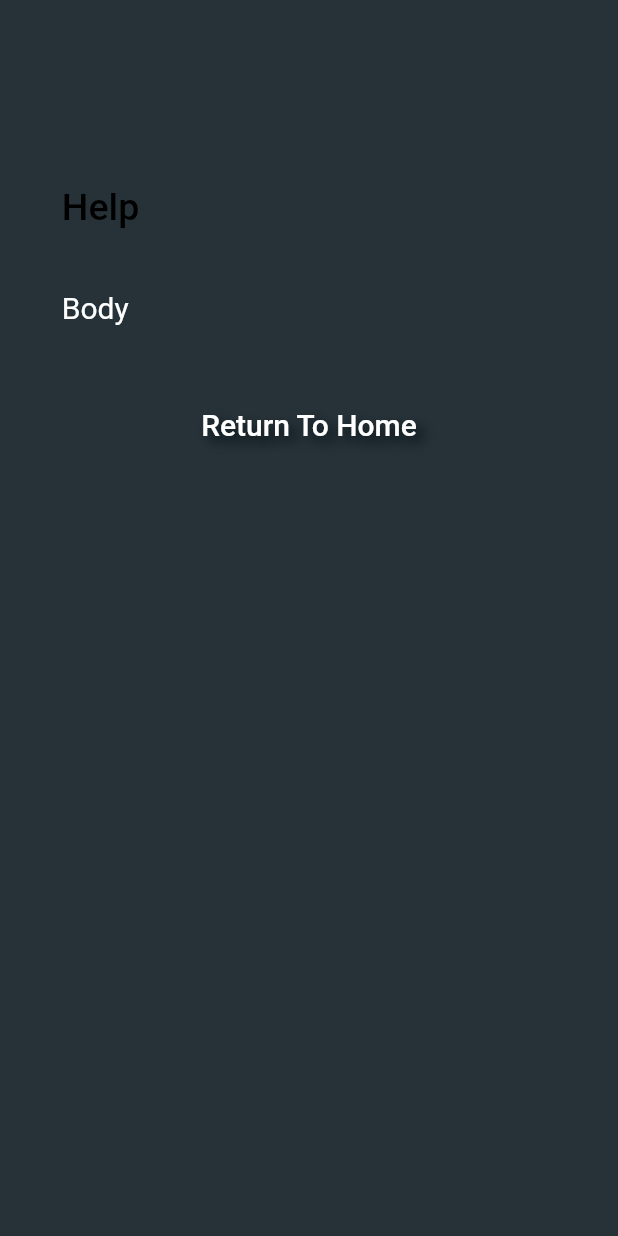
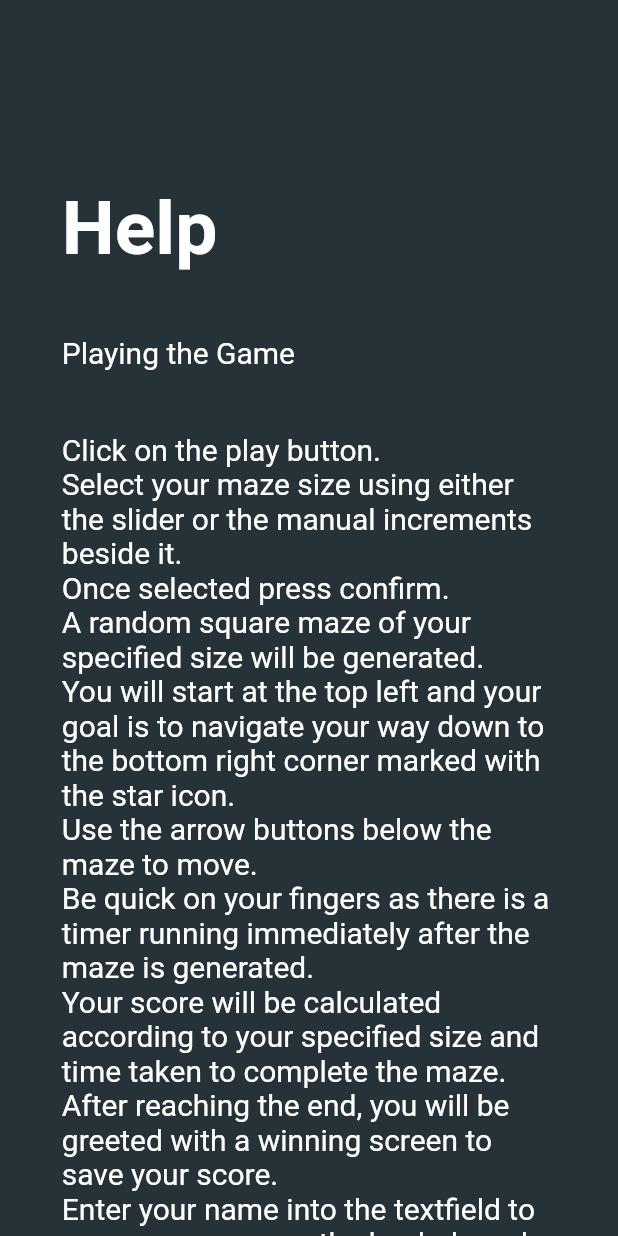
Before and after one commit to Oceankoh/amazes, a Flutter app: the About screen opened directly, on a phone screen of 412 x 824 dp. Run offline on Flutter 3.47's test engine with Material 2 defaults, Android fonts, the phone set to English and light mode, and no system bars; our stand-ins replace audioplayers, cloud_firestore, material_design_icons_flutter, shared_preferences; missing offline and left inert: animator; accounts and stored records are empty; generated files the repository leaves out were written again.

Commit message:
Added Content to help page

```diff
--- a/lib/AboutPath/Help.dart
+++ b/lib/AboutPath/Help.dart
@@ -4,19 +4,80 @@ import 'package:aMazes/Globals/device.dart' as dev;
 
 class About extends StatelessWidget {
   @override
+  String helpGame = """
+Click on the play button.
+Select your maze size using either the slider or the manual increments beside it.
+Once selected press confirm.
+A random square maze of your specified size will be generated.
+You will start at the top left and your goal is to navigate your way down to the bottom right corner marked with the star icon.
+Use the arrow buttons below the maze to move.
+Be quick on your fingers as there is a timer running immediately after the maze is generated.
+Your score will be calculated according to your specified size and time taken to complete the maze.
+After reaching the end, you will be greeted with a winning screen to save your score.
+Enter your name into the textfield to save your score on the leaderboards.
+""";
+  String helpLeaderboard = """
+You can check the leaderboard by pressing the leaderboards button.
+You can then choose to view either the local leaderboard or an online leaderboard.
+Your score is automatically saved to the local leaderboard. You may clear the scores at any time by simply clicking on the clear leaderboard button.
+If you have previously connected to an online leaderboard, your score will also be saved there.
+To connect to a new leaderboard, you may either enter the leaderboard ID of an existing board or opt to create a new board.
+Once your board has been created you may share the boardID with your friends and compete for the top position.
+Should you choose to join another online leaderboard, you may select the leave leaderboard option.
+""";
+  String helpSettings = """
+Clicking on the settings button brings allows you to configure the game settings.
+You may increase or decrease the Game music or background music by using the sliders.
+""";
+
   Widget build(BuildContext context) {
     return Scaffold(
-			body: Column(
+        body: SingleChildScrollView(
+      child: Column(
         mainAxisAlignment: MainAxisAlignment.start,
         crossAxisAlignment: CrossAxisAlignment.start,
         children: <Widget>[
           Padding(
-						padding: EdgeInsets.only(left: dev.screenWidth * 0.1, top: dev.screenHeight * 0.15),
-						child: Text('Help', style: Theme.of(context).textTheme.title)),
+              padding: EdgeInsets.only(
+                  left: dev.screenWidth * 0.1, top: dev.screenHeight * 0.15),
+              child: Text('Help', style: Theme.of(context).textTheme.headline)),
           Padding(
               padding: EdgeInsets.all(dev.screenWidth * 0.1),
               child: Text(
-							'Body',
+                'Playing the Game',
+                style: Theme.of(context).textTheme.body1,
+              )),
+          Padding(
+              padding: EdgeInsets.fromLTRB(
+                  dev.screenWidth * 0.1, 0, dev.screenWidth * 0.1, 0),
+              child: Text(
+                helpGame,
+                style: Theme.of(context).textTheme.body1,
+              )),
+          Padding(
+              padding: EdgeInsets.all(dev.screenWidth * 0.1),
+              child: Text(
+                'Leaderboards',
+                style: Theme.of(context).textTheme.body1,
+              )),
+          Padding(
+              padding: EdgeInsets.fromLTRB(
+                  dev.screenWidth * 0.1, 0, dev.screenWidth * 0.1, 0),
+              child: Text(
+                helpLeaderboard,
+                style: Theme.of(context).textTheme.body1,
+              )),
+          Padding(
+              padding: EdgeInsets.all(dev.screenWidth * 0.1),
+              child: Text(
+                'Settings',
+                style: Theme.of(context).textTheme.body1,
+              )),
+          Padding(
+              padding: EdgeInsets.fromLTRB(
+                  dev.screenWidth * 0.1, 0, dev.screenWidth * 0.1, 0),
+              child: Text(
+                helpSettings,
                 style: Theme.of(context).textTheme.body1,
               )),
           Center(
@@ -25,13 +86,17 @@ class About extends StatelessWidget {
                   minWidth: 200,
                   onPressed: () {
                     Navigator.pushReplacement(
-									context, new MaterialPageRoute(builder: (context) => HomePage()));
+                        context,
+                        new MaterialPageRoute(
+                            builder: (context) => HomePage()));
                   },
-							padding: EdgeInsets.all(dev.screenWidth*0.01),
-							shape: RoundedRectangleBorder(borderRadius: BorderRadius.circular(50)),
-							child: Text('Return To Home', style: Theme.of(context).textTheme.button)))
+                  padding: EdgeInsets.all(dev.screenWidth * 0.01),
+                  shape: RoundedRectangleBorder(
+                      borderRadius: BorderRadius.circular(50)),
+                  child: Text('Return To Home',
+                      style: Theme.of(context).textTheme.button)))
         ],
       ),
-		);
+    ));
   }
 }
```
Lines whose indentation alone changed are shown as unchanged.
